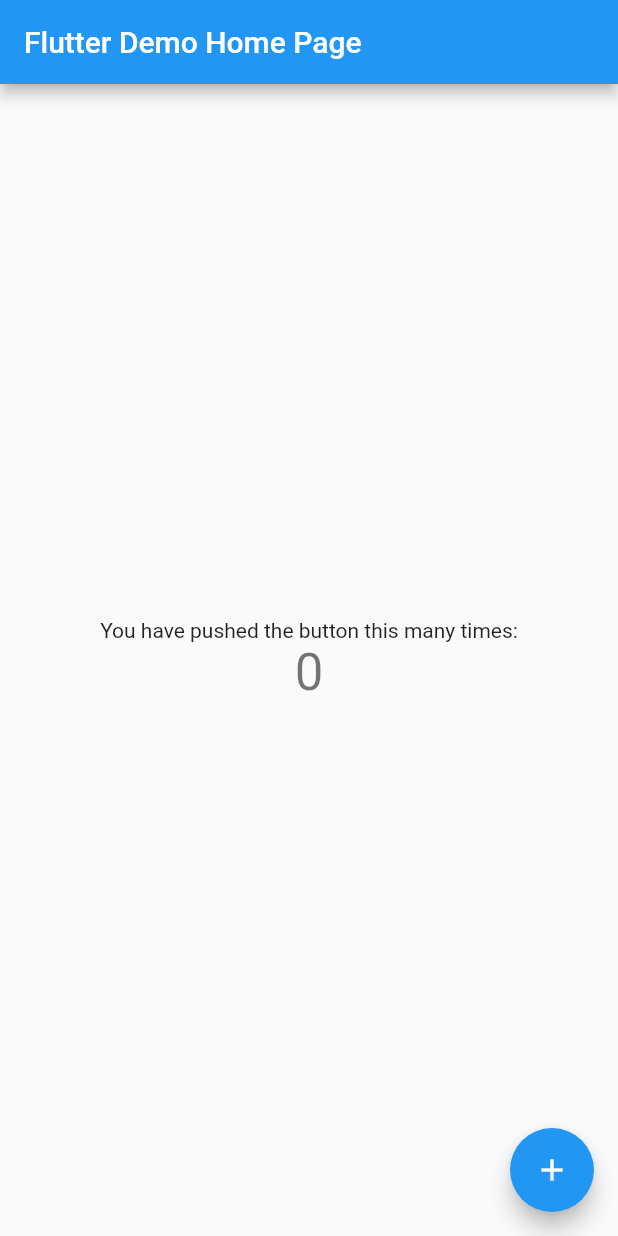
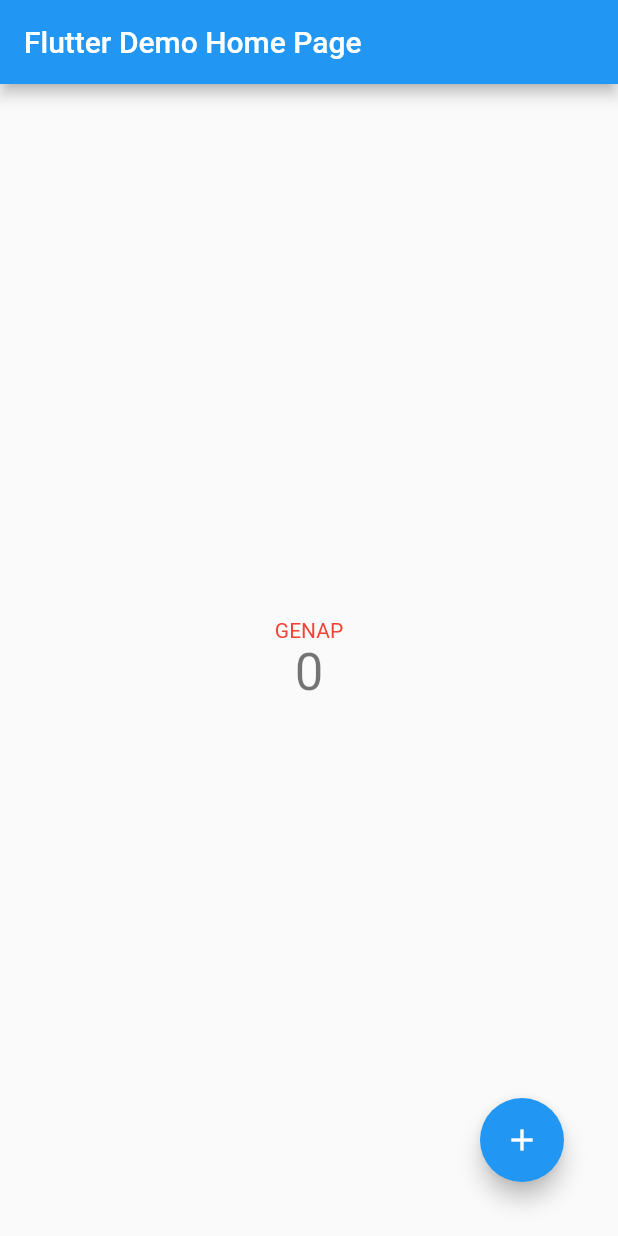
Before and after one commit to TakeMeGH/pbp-flutter-lab, a Flutter app: the screen it shows after launch, on a phone screen of 412 x 824 dp. Run offline on Flutter 3.47's test engine with Material 2 defaults, Android fonts, the phone set to English and light mode, and no system bars.

Commit message:
tambah tugas 7

```diff
--- a/lib/main.dart
+++ b/lib/main.dart
@@ -61,6 +61,17 @@ class _MyHomePageState extends State<MyHomePage> {
     });
   }
 
+  void _decrementCounter() {
+    setState(() {
+      // This call to setState tells the Flutter framework that something has
+      // changed in this State, which causes it to rerun the build method below
+      // so that the display can reflect the updated values. If we changed
+      // _counter without calling setState(), then the build method would not be
+      // called again, and so nothing would appear to happen.
+      _counter--;
+    });
+  }
+
   @override
   Widget build(BuildContext context) {
     // This method is rerun every time setState is called, for instance as done
@@ -95,9 +106,22 @@ class _MyHomePageState extends State<MyHomePage> {
           // horizontal).
           mainAxisAlignment: MainAxisAlignment.center,
           children: <Widget>[
-            const Text(
-              'You have pushed the button this many times:',
-            ),
+            if(_counter % 2 == 1)...[
+              Text(
+                'GANJIL',
+                style: TextStyle(
+                  color: Colors.blue,
+                ),
+              ),
+            ]
+            else...[
+              Text(
+                'GENAP',
+                style: TextStyle(
+                  color: Colors.red,
+                ),
+              ),
+            ],
             Text(
               '$_counter',
               style: Theme.of(context).textTheme.headline4,
@@ -105,11 +129,64 @@ class _MyHomePageState extends State<MyHomePage> {
           ],
         ),
       ),
-      floatingActionButton: FloatingActionButton(
-        onPressed: _incrementCounter,
-        tooltip: 'Increment',
-        child: const Icon(Icons.add),
-      ), // This trailing comma makes auto-formatting nicer for build methods.
+      floatingActionButton: Container(
+        padding: const EdgeInsets.all(20),
+        child: Row(
+          mainAxisAlignment: MainAxisAlignment.spaceBetween,
+          children: <Widget>[
+            if(_counter == 0)...[
+              Visibility(
+                visible: false,
+                child:Align(
+                  alignment: Alignment.bottomLeft,
+                  child:FloatingActionButton(
+                    onPressed: _decrementCounter,
+                    tooltip: 'Decrement',
+                    child: const Icon(Icons.remove),
+                  ),
+                ),
+              ),
+            ]
+            else...[
+              Align(
+                alignment: Alignment.bottomLeft,
+                child:FloatingActionButton(
+                      onPressed: _decrementCounter,
+                      tooltip: 'Decrement',
+                      child: const Icon(Icons.remove),
+                ),
+              ),
+            ],
+
+            Align(
+              alignment: Alignment.bottomRight,
+              child:FloatingActionButton(
+                    onPressed: _incrementCounter,
+                    tooltip: 'Increment',
+                    child: const Icon(Icons.add),
+              ),
+            ),
+          ],
+        ),
+      ),
+      // floatingActionButton:Row(
+      //   mainAxisAlignment: MainAxisAlignment.spaceEvenly,
+      //   children: <Widget>[
+      //     Expanded(
+
+      //     ),
+      //   ],
+      //   Column(
+      //     mainAxisAlignment: MainAxisAlignment.end,
+      //     children: [
+      //       FloatingActionButton(
+      //         onPressed: _incrementCounter,
+      //         tooltip: 'Increment',
+      //         child: const Icon(Icons.add),
+      //       ),
+      //     ]
+      //   ),
+      // ),
     );
   }
 }
```
